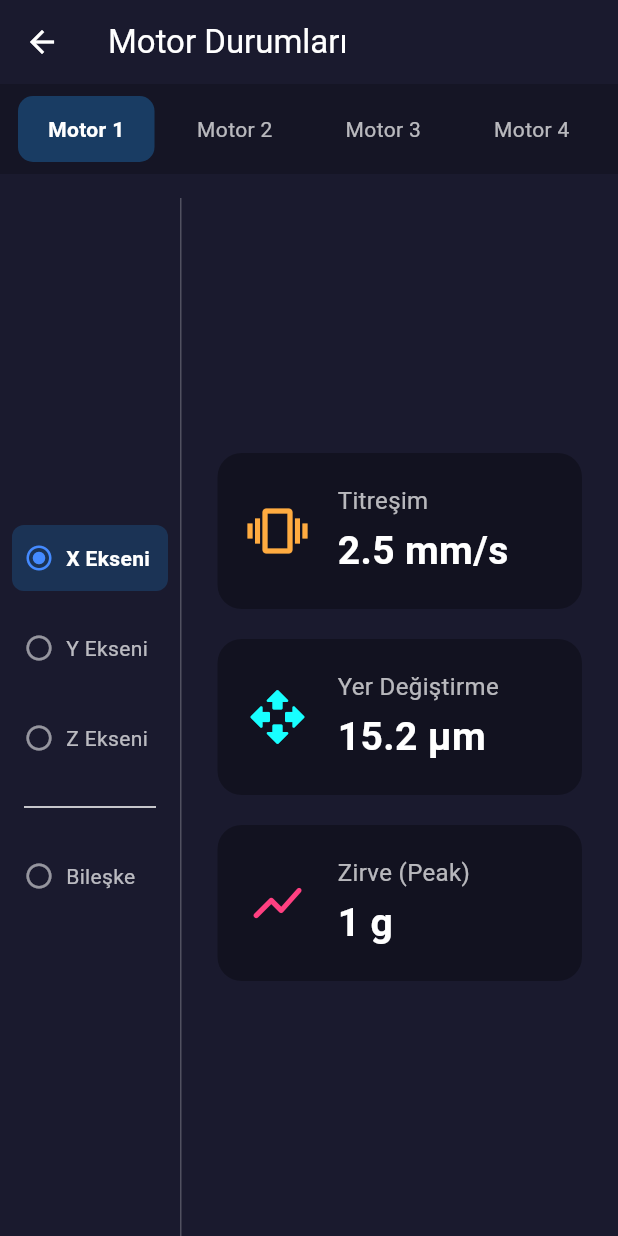
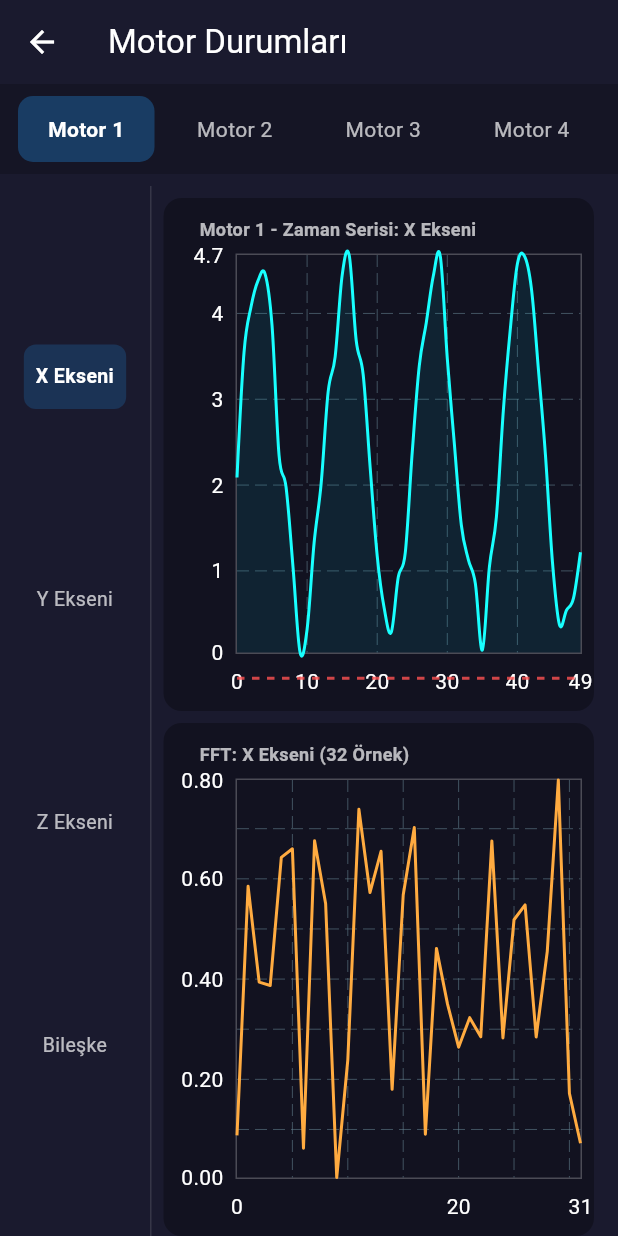
Before and after one commit to Enesb06/drone_control, a Flutter app: the screen it shows after launch, after a tap on "Motorları Görüntüle", on a phone screen of 412 x 824 dp. Run offline on Flutter 3.47's test engine with Material 3 defaults, Android fonts, the phone set to English and light mode, and no system bars; drawn by our look-alikes of fl_chart.

Commit message:
grafikler eklendi,eksen menüsü daraltıldı

```diff
--- a/lib/motor_status_page.dart
+++ b/lib/motor_status_page.dart
@@ -1,29 +1,26 @@
 import 'package:flutter/material.dart';
 import 'dart:async';
 import 'dart:math';
+import 'package:fl_chart/fl_chart.dart'; // YENİ: Grafik paketini import et
 
-// --- VERİ MODELLERİ GÜNCELLENDİ ---
+// --- VERİ MODELLERİ GRAFİK VERİLERİ İÇİN GÜNCELLENDİ ---
 
-// Tek bir eksenin verilerini tutacak alt model
+// Tek bir eksenin tüm verilerini tutacak model
 class AxisData {
-  final double vibration; // Titreşim (mm/s)
-  final double displacement; // Yer Değiştirme (μm)
-  final int peak; // Zirve Değer (g)
+  // Grafik için ham veri noktaları (x, y koordinatları)
+  final List<FlSpot> timeSeriesData;
+  final List<FlSpot> fftData;
 
-  AxisData({
-    required this.vibration,
-    required this.displacement,
-    required this.peak,
-  });
+  AxisData({required this.timeSeriesData, required this.fftData});
 }
 
-// Ana motor verilerini tutacak model, artık eksen verilerini içeriyor
+// Ana motor verilerini tutacak model
 class MotorData {
   final int id;
   final AxisData xAxis;
   final AxisData yAxis;
   final AxisData zAxis;
-  final AxisData resultant; // Bileşke
+  final AxisData resultant;
 
   MotorData({
     required this.id,
@@ -41,59 +38,74 @@ class MotorStatusPage extends StatefulWidget {
   State<MotorStatusPage> createState() => _MotorStatusPageState();
 }
 
-// Seçilebilecek eksenleri tanımlayan bir enum
 enum AxisType { x, y, z, resultant }
 
 class _MotorStatusPageState extends State<MotorStatusPage> {
-  int _selectedMotorId = 1; // Hangi motorun seçili olduğu
-  AxisType _selectedAxis = AxisType.x; // Hangi eksenin seçili olduğu
+  int _selectedMotorId = 1;
+  AxisType _selectedAxis = AxisType.x;
   MotorData? _currentMotorData;
   bool _isLoading = true;
 
-  // --- SAHTE VERİTABANI GÜNCELLENDİ ---
-  // Her motor için artık 4 farklı eksen verisi içeriyor
-  final Map<int, MotorData> _mockMotorDatabase = {
-    1: MotorData(
-      id: 1,
-      xAxis: AxisData(vibration: 2.5, displacement: 15.2, peak: 1),
-      yAxis: AxisData(vibration: 1.8, displacement: 12.1, peak: 1),
-      zAxis: AxisData(vibration: 3.1, displacement: 18.5, peak: 2),
-      resultant: AxisData(vibration: 4.2, displacement: 25.3, peak: 2),
-    ),
-    2: MotorData(
-      id: 2,
-      xAxis: AxisData(vibration: 4.1, displacement: 22.0, peak: 3),
-      yAxis: AxisData(vibration: 3.5, displacement: 19.8, peak: 2),
-      zAxis: AxisData(vibration: 5.2, displacement: 30.1, peak: 4),
-      resultant: AxisData(vibration: 7.5, displacement: 41.7, peak: 5),
-    ),
-    3: MotorData(
-      id: 3,
-      xAxis: AxisData(vibration: 0.5, displacement: 3.2, peak: 0),
-      yAxis: AxisData(vibration: 0.4, displacement: 2.8, peak: 0),
-      zAxis: AxisData(vibration: 0.6, displacement: 4.1, peak: 0),
-      resultant: AxisData(vibration: 0.9, displacement: 5.8, peak: 0),
-    ),
-    4: MotorData(
-      id: 4,
-      xAxis: AxisData(vibration: 8.9, displacement: 50.3, peak: 7),
-      yAxis: AxisData(vibration: 7.2, displacement: 45.1, peak: 6),
-      zAxis: AxisData(vibration: 10.5, displacement: 62.4, peak: 9),
-      resultant: AxisData(vibration: 15.3, displacement: 89.9, peak: 10),
-    ),
-  };
+  // --- SAHTE VERİTABANI GRAFİK VERİLERİ İLE GÜNCELLENDİ ---
+  final Map<int, MotorData> _mockMotorDatabase = {};
 
   @override
   void initState() {
     super.initState();
+    _generateAllMockData(); // Tüm sahte verileri oluştur
     _fetchMotorData(_selectedMotorId);
   }
 
+  // Sahte grafik verileri oluşturan yardımcı fonksiyon
+  List<FlSpot> _generateFakeSpots(
+    int count,
+    double maxVal, {
+    bool isSin = false,
+  }) {
+    final List<FlSpot> spots = [];
+    final random = Random();
+    for (int i = 0; i < count; i++) {
+      double y;
+      if (isSin) {
+        y =
+            (sin(i * 0.5) + 1) * (maxVal / 2) +
+            random.nextDouble() * (maxVal / 5);
+      } else {
+        y = random.nextDouble() * maxVal;
+      }
+      spots.add(FlSpot(i.toDouble(), y));
+    }
+    return spots;
+  }
+
+  // Tüm motorlar için sahte veri üreten ana fonksiyon
+  void _generateAllMockData() {
+    for (int i = 1; i <= 4; i++) {
+      _mockMotorDatabase[i] = MotorData(
+        id: i,
+        xAxis: AxisData(
+          timeSeriesData: _generateFakeSpots(50, 4.0 * i, isSin: true),
+          fftData: _generateFakeSpots(32, 0.8),
+        ),
+        yAxis: AxisData(
+          timeSeriesData: _generateFakeSpots(50, 3.0 * i, isSin: true),
+          fftData: _generateFakeSpots(32, 0.7),
+        ),
+        zAxis: AxisData(
+          timeSeriesData: _generateFakeSpots(50, 5.0 * i),
+          fftData: _generateFakeSpots(32, 0.9),
+        ),
+        resultant: AxisData(
+          timeSeriesData: _generateFakeSpots(50, 6.0 * i),
+          fftData: _generateFakeSpots(32, 1.2),
+        ),
+      );
+    }
+  }
+
   Future<void> _fetchMotorData(int motorId) async {
-    setState(() {
-      _isLoading = true;
-    });
-    await Future.delayed(const Duration(milliseconds: 400));
+    setState(() => _isLoading = true);
+    await Future.delayed(const Duration(milliseconds: 200));
     setState(() {
       _currentMotorData = _mockMotorDatabase[motorId];
       _isLoading = false;
@@ -111,10 +123,8 @@ class _MotorStatusPageState extends State<MotorStatusPage> {
       ),
       body: Column(
         children: [
-          // Üstteki Motor Seçim Sekmeleri
           _buildMotorSelectionTabs(),
-          const SizedBox(height: 16),
-          // Ana İçerik Alanı (Sol Menü + Sağ Veri Paneli)
+          const SizedBox(height: 8),
           Expanded(
             child: _isLoading
                 ? const Center(child: CircularProgressIndicator())
@@ -123,16 +133,15 @@ class _MotorStatusPageState extends State<MotorStatusPage> {
                 : Row(
                     crossAxisAlignment: CrossAxisAlignment.start,
                     children: [
-                      // Sol Dikey Eksen Menüsü
+                      // YENİ: Küçültülmüş sol menü
                       _buildAxisSelectionMenu(),
-                      // Dikey ayırıcı çizgi
                       const VerticalDivider(
                         width: 1,
                         thickness: 1,
-                        color: Colors.white24,
+                        color: Colors.white12,
                       ),
-                      // Sağ Veri Gösterim Alanı
-                      Expanded(child: _buildAxisInfoPanel()),
+                      // YENİ: Grafiklerin olduğu sağ panel
+                      Expanded(child: _buildGraphsPanel()),
                     ],
                   ),
           ),
@@ -141,7 +150,236 @@ class _MotorStatusPageState extends State<MotorStatusPage> {
     );
   }
 
-  // Üst Motor sekmelerini oluşturan fonksiyon
+  // Soldaki menüyü oluşturan fonksiyon (genişlik küçültüldü)
+  Widget _buildAxisSelectionMenu() {
+    return Container(
+      width: 100, // Genişlik küçültüldü
+      padding: const EdgeInsets.symmetric(vertical: 8),
+      child: Column(
+        mainAxisAlignment: MainAxisAlignment.spaceEvenly,
+        children: [
+          _buildAxisMenuItem(AxisType.x, "X Ekseni"),
+          _buildAxisMenuItem(AxisType.y, "Y Ekseni"),
+          _buildAxisMenuItem(AxisType.z, "Z Ekseni"),
+          _buildAxisMenuItem(AxisType.resultant, "Bileşke"),
+        ],
+      ),
+    );
+  }
+
+  Widget _buildAxisMenuItem(AxisType axis, String label) {
+    bool isSelected = _selectedAxis == axis;
+    return GestureDetector(
+      onTap: () => setState(() => _selectedAxis = axis),
+      child: Container(
+        margin: const EdgeInsets.symmetric(vertical: 8, horizontal: 4),
+        padding: const EdgeInsets.symmetric(vertical: 12, horizontal: 8),
+        decoration: BoxDecoration(
+          color: isSelected ? Colors.blue.withOpacity(0.2) : Colors.transparent,
+          borderRadius: BorderRadius.circular(8),
+        ),
+        child: Text(
+          label,
+          textAlign: TextAlign.center,
+          style: TextStyle(
+            color: isSelected ? Colors.white : Colors.white70,
+            fontWeight: isSelected ? FontWeight.bold : FontWeight.normal,
+            fontSize: 13, // Yazı boyutu küçültüldü
+          ),
+        ),
+      ),
+    );
+  }
+
+  // YENİ: Grafik panelini oluşturan ana widget
+  Widget _buildGraphsPanel() {
+    AxisData? data;
+    String axisName = "";
+    switch (_selectedAxis) {
+      case AxisType.x:
+        data = _currentMotorData!.xAxis;
+        axisName = "X Ekseni";
+        break;
+      case AxisType.y:
+        data = _currentMotorData!.yAxis;
+        axisName = "Y Ekseni";
+        break;
+      case AxisType.z:
+        data = _currentMotorData!.zAxis;
+        axisName = "Z Ekseni";
+        break;
+      case AxisType.resultant:
+        data = _currentMotorData!.resultant;
+        axisName = "Bileşke";
+        break;
+    }
+
+    return AnimatedSwitcher(
+      duration: const Duration(milliseconds: 300),
+      child: Container(
+        key: ValueKey<String>("${_selectedMotorId}_${_selectedAxis.name}"),
+        padding: const EdgeInsets.only(right: 16.0, left: 8.0, top: 8.0),
+        child: Column(
+          children: [
+            Expanded(
+              child: _buildChartContainer(
+                title: 'Motor $_selectedMotorId - Zaman Serisi: $axisName',
+                chart: _buildTimeSeriesChart(data.timeSeriesData),
+              ),
+            ),
+            const SizedBox(height: 8),
+            Expanded(
+              child: _buildChartContainer(
+                title: 'FFT: $axisName (${data.fftData.length} Örnek)',
+                chart: _buildFftChart(data.fftData),
+              ),
+            ),
+          ],
+        ),
+      ),
+    );
+  }
+
+  // YENİ: Tek bir grafik ve başlığını içeren container
+  Widget _buildChartContainer({required String title, required Widget chart}) {
+    return Container(
+      decoration: BoxDecoration(
+        color: Colors.black.withOpacity(0.3),
+        borderRadius: BorderRadius.circular(12),
+      ),
+      padding: const EdgeInsets.all(8),
+      child: Column(
+        crossAxisAlignment: CrossAxisAlignment.start,
+        children: [
+          Padding(
+            padding: const EdgeInsets.only(left: 16.0, top: 4.0),
+            child: Text(
+              title,
+              style: const TextStyle(
+                color: Colors.white70,
+                fontSize: 12,
+                fontWeight: FontWeight.bold,
+              ),
+            ),
+          ),
+          const SizedBox(height: 8),
+          Expanded(child: chart),
+        ],
+      ),
+    );
+  }
+
+  // YENİ: Zaman Serisi grafiğini oluşturan fonksiyon
+  Widget _buildTimeSeriesChart(List<FlSpot> spots) {
+    return LineChart(
+      LineChartData(
+        gridData: const FlGridData(
+          show: true,
+          drawVerticalLine: true,
+          drawHorizontalLine: true,
+        ),
+        titlesData: FlTitlesData(
+          show: true,
+          topTitles: const AxisTitles(
+            sideTitles: SideTitles(showTitles: false),
+          ),
+          rightTitles: const AxisTitles(
+            sideTitles: SideTitles(showTitles: false),
+          ),
+          bottomTitles: AxisTitles(
+            sideTitles: SideTitles(
+              showTitles: true,
+              reservedSize: 30,
+              interval: 10,
+            ),
+          ),
+          leftTitles: AxisTitles(
+            sideTitles: SideTitles(showTitles: true, reservedSize: 40),
+          ),
+        ),
+        borderData: FlBorderData(
+          show: true,
+          border: Border.all(color: Colors.white24),
+        ),
+        lineBarsData: [
+          LineChartBarData(
+            spots: spots,
+            isCurved: true,
+            color: Colors.cyanAccent,
+            barWidth: 2,
+            dotData: const FlDotData(show: false),
+            belowBarData: BarAreaData(
+              show: true,
+              color: Colors.cyan.withOpacity(0.1),
+            ),
+          ),
+        ],
+      ),
+    );
+  }
+
+  // YENİ: FFT grafiğini oluşturan fonksiyon
+  Widget _buildFftChart(List<FlSpot> spots) {
+    return LineChart(
+      LineChartData(
+        // Kırmızı eşik çizgisi
+        extraLinesData: ExtraLinesData(
+          horizontalLines: [
+            HorizontalLine(
+              y: 1.0,
+              color: Colors.redAccent.withOpacity(0.8),
+              strokeWidth: 2,
+              dashArray: [5, 5],
+              label: HorizontalLineLabel(
+                show: true,
+                labelResolver: (_) => 'Eşik (1.00)',
+                alignment: Alignment.topRight,
+                style: const TextStyle(color: Colors.white, fontSize: 10),
+              ),
+            ),
+          ],
+        ),
+        gridData: const FlGridData(show: true),
+        titlesData: FlTitlesData(
+          show: true,
+          topTitles: const AxisTitles(
+            sideTitles: SideTitles(showTitles: false),
+          ),
+          rightTitles: const AxisTitles(
+            sideTitles: SideTitles(showTitles: false),
+          ),
+          bottomTitles: AxisTitles(
+            sideTitles: SideTitles(
+              showTitles: true,
+              reservedSize: 30,
+              interval: 20,
+            ),
+          ),
+          leftTitles: AxisTitles(
+            sideTitles: SideTitles(
+              showTitles: true,
+              reservedSize: 40,
+              interval: 0.2,
+            ),
+          ),
+        ),
+        borderData: FlBorderData(
+          show: true,
+          border: Border.all(color: Colors.white24),
+        ),
+        lineBarsData: [
+          LineChartBarData(
+            spots: spots,
+            color: Colors.orangeAccent,
+            barWidth: 2,
+            dotData: const FlDotData(show: false),
+          ),
+        ],
+      ),
+    );
+  }
+
+  // Bu widget'ı önceki haliyle bıraktım, eğer başka yerde kullanılıyorsa
   Widget _buildMotorSelectionTabs() {
     return Container(
       padding: const EdgeInsets.symmetric(vertical: 8.0, horizontal: 8.0),
@@ -184,163 +422,4 @@ class _MotorStatusPageState extends State<MotorStatusPage> {
       ),
     );
   }
-
-  // Sol dikey menüyü oluşturan fonksiyon
-  Widget _buildAxisSelectionMenu() {
-    return Container(
-      width: 120,
-      padding: const EdgeInsets.symmetric(vertical: 16),
-      child: Column(
-        mainAxisAlignment: MainAxisAlignment.center,
-        children: [
-          _buildAxisMenuItem(AxisType.x, "X Ekseni"),
-          _buildAxisMenuItem(AxisType.y, "Y Ekseni"),
-          _buildAxisMenuItem(AxisType.z, "Z Ekseni"),
-          const Divider(height: 32, indent: 16, endIndent: 16),
-          _buildAxisMenuItem(AxisType.resultant, "Bileşke"),
-        ],
-      ),
-    );
-  }
-
-  // Sol menüdeki tek bir elemanı oluşturan fonksiyon
-  Widget _buildAxisMenuItem(AxisType axis, String label) {
-    bool isSelected = _selectedAxis == axis;
-    return GestureDetector(
-      onTap: () => setState(() => _selectedAxis = axis),
-      child: Container(
-        margin: const EdgeInsets.symmetric(vertical: 8, horizontal: 8),
-        padding: const EdgeInsets.symmetric(vertical: 12, horizontal: 8),
-        decoration: BoxDecoration(
-          color: isSelected ? Colors.blue.withOpacity(0.2) : Colors.transparent,
-          borderRadius: BorderRadius.circular(8),
-        ),
-        child: Row(
-          children: [
-            // Seçim radyo butonu
-            Icon(
-              isSelected
-                  ? Icons.radio_button_checked
-                  : Icons.radio_button_unchecked,
-              color: isSelected ? Colors.blueAccent : Colors.white54,
-              size: 20,
-            ),
-            const SizedBox(width: 8),
-            // Metin
-            Text(
-              label,
-              style: TextStyle(
-                color: isSelected ? Colors.white : Colors.white70,
-                fontWeight: isSelected ? FontWeight.bold : FontWeight.normal,
-              ),
-            ),
-          ],
-        ),
-      ),
-    );
-  }
-
-  // Sağdaki veri paneli
-  Widget _buildAxisInfoPanel() {
-    // Gösterilecek doğru eksen verisini al
-    AxisData? data;
-    switch (_selectedAxis) {
-      case AxisType.x:
-        data = _currentMotorData!.xAxis;
-        break;
-      case AxisType.y:
-        data = _currentMotorData!.yAxis;
-        break;
-      case AxisType.z:
-        data = _currentMotorData!.zAxis;
-        break;
-      case AxisType.resultant:
-        data = _currentMotorData!.resultant;
-        break;
-    }
-
-    // Geçiş animasyonu için
-    return AnimatedSwitcher(
-      duration: const Duration(milliseconds: 300),
-      transitionBuilder: (child, animation) {
-        return FadeTransition(opacity: animation, child: child);
-      },
-      child: Container(
-        // Key, Flutter'a widget'ın değiştiğini ve animasyonu tetiklemesi gerektiğini söyler
-        key: ValueKey<AxisType>(_selectedAxis),
-        padding: const EdgeInsets.all(24.0),
-        child: Column(
-          mainAxisAlignment: MainAxisAlignment.center,
-          crossAxisAlignment: CrossAxisAlignment.stretch,
-          children: [
-            _infoTile(
-              icon: Icons.vibration,
-              label: "Titreşim",
-              value: "${data.vibration.toStringAsFixed(1)} mm/s",
-              color: Colors.orangeAccent,
-            ),
-            const SizedBox(height: 20),
-            _infoTile(
-              icon: Icons.open_with_rounded,
-              label: "Yer Değiştirme",
-              value: "${data.displacement.toStringAsFixed(1)} µm",
-              color: Colors.cyanAccent,
-            ),
-            const SizedBox(height: 20),
-            _infoTile(
-              icon: Icons.show_chart_rounded,
-              label: "Zirve (Peak)",
-              value: "${data.peak} g",
-              color: Colors.pinkAccent,
-            ),
-          ],
-        ),
-      ),
-    );
-  }
-
-  // Bilgi satırlarını oluşturan widget (değişiklik yok)
-  Widget _infoTile({
-    required IconData icon,
-    required String label,
-    required String value,
-    required Color color,
-  }) {
-    return Container(
-      padding: const EdgeInsets.all(20),
-      decoration: BoxDecoration(
-        color: Colors.black.withOpacity(0.3),
-        borderRadius: BorderRadius.circular(16),
-      ),
-      child: Row(
-        children: [
-          Icon(icon, size: 40, color: color),
-          const SizedBox(width: 20),
-          Expanded(
-            child: Column(
-              crossAxisAlignment: CrossAxisAlignment.start,
-              children: [
-                Text(
-                  label,
-                  style: TextStyle(
-                    color: Colors.white.withOpacity(0.7),
-                    fontSize: 16,
-                  ),
-                ),
-                const SizedBox(height: 4),
-                Text(
-                  value,
-                  style: const TextStyle(
-                    color: Colors.white,
-                    fontSize: 26,
-                    fontWeight: FontWeight.bold,
-                  ),
-                ),
-              ],
-            ),
-          ),
-        ],
-      ),
-    );
-  }
 }
--- a/pubspec.yaml
+++ b/pubspec.yaml
@@ -36,6 +36,7 @@ dependencies:
   cupertino_icons: ^1.0.8
   flutter_blue_plus: ^1.14.15
   permission_handler: ^11.3.1
+  fl_chart: ^1.0.0
 
 dev_dependencies:
   flutter_test:
```
Also changed, not shown: pubspec.lock.
